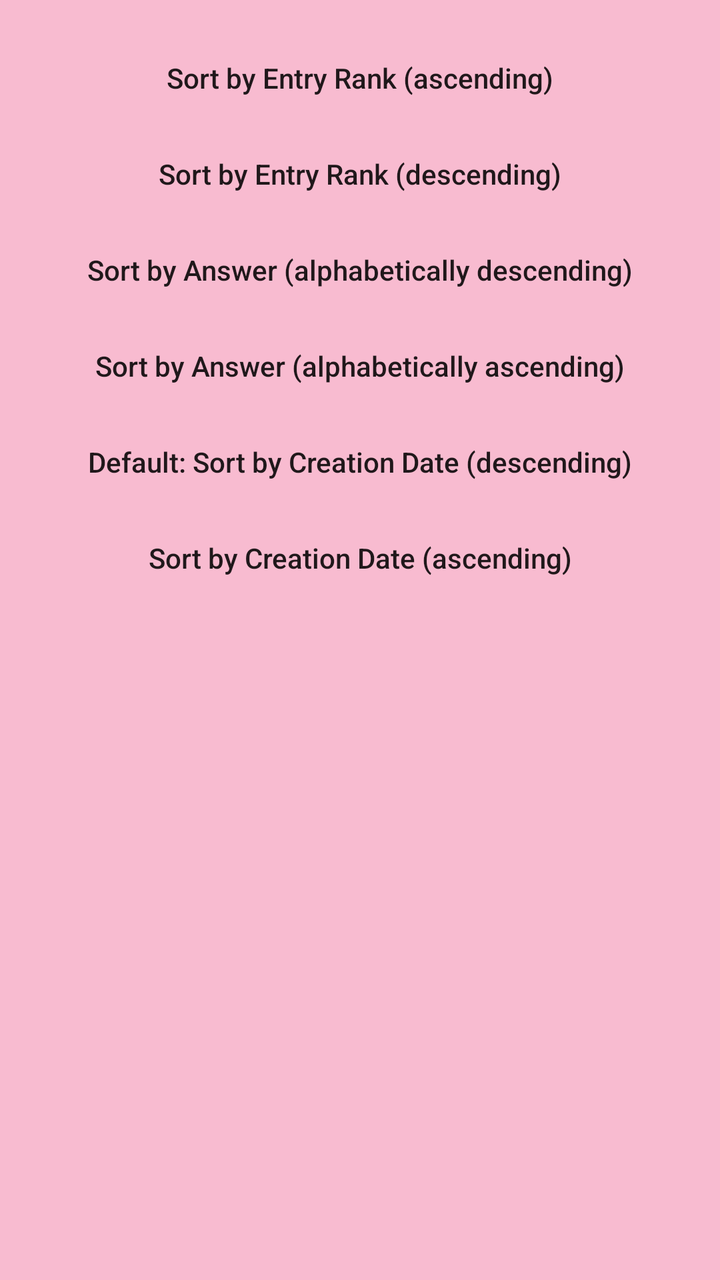
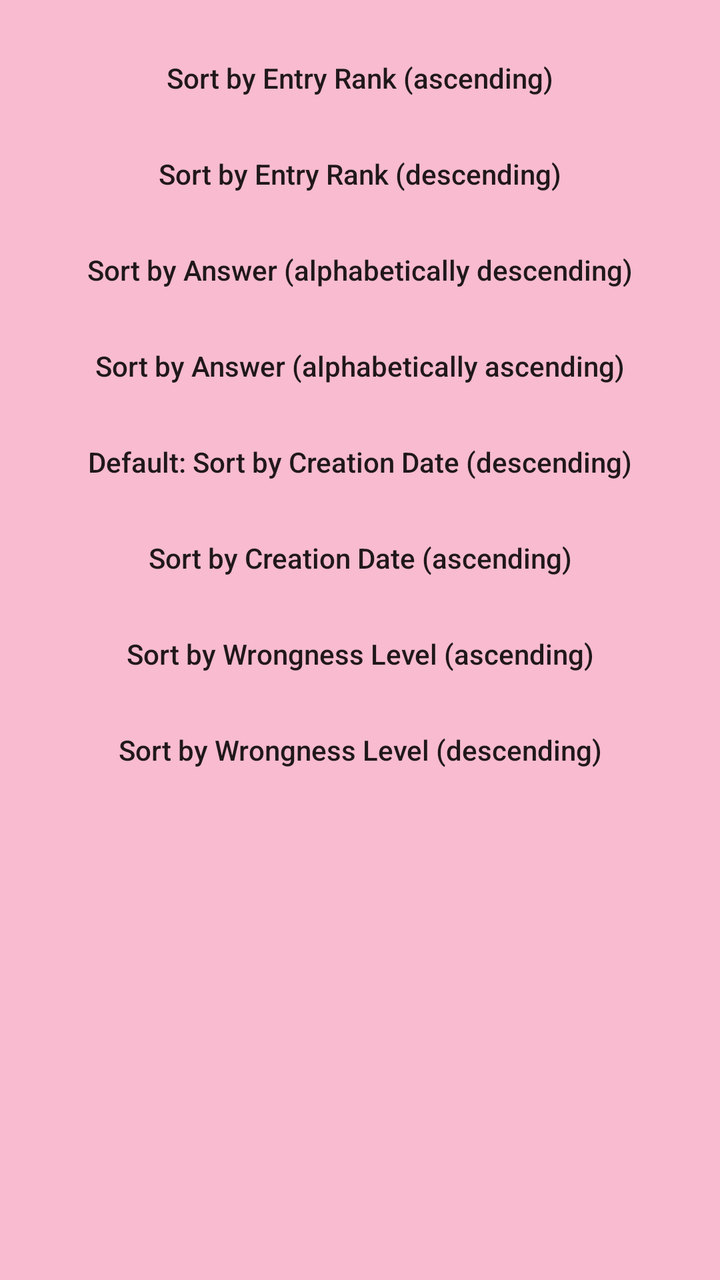

Two renders of the same Android screen: before a commit and after it. Below are the layout's source before the change and the commit's diff.
<!-- AndroidManifest.xml: application theme MyMaterialTheme -->
<!-- res/layout/sort_entries_dialog_fragment.xml -->
<?xml version="1.0" encoding="utf-8"?>
<ScrollView xmlns:android="http://schemas.android.com/apk/res/android"
    android:layout_width="match_parent"
    android:layout_height="match_parent">

    <LinearLayout
        android:layout_width="match_parent"
        android:layout_height="wrap_content"
        android:orientation="vertical"
        android:padding="15dp">

        <Button
            android:id="@+id/sort_entry_order_asc"
            android:layout_width="match_parent"
            android:layout_height="wrap_content"
            android:text="@string/sort_by_entry_order_asc"
            android:visibility="gone"
            android:textAllCaps="false"
            style="@style/Widget.AppCompat.Button.Borderless"/>

        <Button
            android:id="@+id/sort_entry_order_desc"
            android:layout_width="match_parent"
            android:layout_height="wrap_content"
            android:text="@string/sort_by_entry_order_desc"
            android:visibility="gone"
            android:textAllCaps="false"
            style="@style/Widget.AppCompat.Button.Borderless"/>

        <Button
            android:id="@+id/sort_question_desc"
            android:layout_width="match_parent"
            android:layout_height="wrap_content"
            android:text="@string/sort_question_desc"
            android:visibility="gone"
            android:textAllCaps="false"
            style="@style/Widget.AppCompat.Button.Borderless"/>

        <Button
            android:id="@+id/sort_question_asc"
            android:layout_width="match_parent"
            android:layout_height="wrap_content"
            android:text="@string/sort_question_asc"
            android:visibility="gone"
            android:textAllCaps="false"
            style="@style/Widget.AppCompat.Button.Borderless"/>

        <Button
            android:id="@+id/sort_date_desc"
            android:layout_width="match_parent"
            android:layout_height="wrap_content"
            android:text="@string/sort_date_desc"
            android:visibility="gone"
            android:textAllCaps="false"
            style="@style/Widget.AppCompat.Button.Borderless"/>

        <Button
            android:id="@+id/sort_date_asc"
            android:layout_width="match_parent"
            android:layout_height="wrap_content"
            android:text="@string/sort_date_asc"
            android:visibility="gone"
            android:textAllCaps="false"
            style="@style/Widget.AppCompat.Button.Borderless"/>

        <Button
            android:id="@+id/sort_rank_asc"
            android:layout_width="match_parent"
            android:layout_height="wrap_content"
            android:text="@string/sort_by_entry_rank_asc"
            android:textAllCaps="false"
            style="@style/Widget.AppCompat.Button.Borderless"/>

        <Button
            android:id="@+id/sort_rank_desc"
            android:layout_width="match_parent"
            android:layout_height="wrap_content"
            android:text="@string/sort_by_entry_rank_desc"
            android:textAllCaps="false"
            style="@style/Widget.AppCompat.Button.Borderless"/>

        <Button
            android:id="@+id/sort_answer_desc"
            android:layout_width="match_parent"
            android:layout_height="wrap_content"
            android:text="@string/sort_answer_desc"
            android:textAllCaps="false"
            style="@style/Widget.AppCompat.Button.Borderless"/>

        <Button
            android:id="@+id/sort_answer_asc"
            android:layout_width="match_parent"
            android:layout_height="wrap_content"
            android:text="@string/sort_answer_asc"
            android:textAllCaps="false"
            style="@style/Widget.AppCompat.Button.Borderless"/>

        <Button
            android:id="@+id/sort_creation_desc"
            android:layout_width="match_parent"
            android:layout_height="wrap_content"
            android:text="@string/sort_creation_desc"
            android:textAllCaps="false"
            style="@style/Widget.AppCompat.Button.Borderless"/>

        <Button
            android:id="@+id/sort_creation_asc"
            android:layout_width="match_parent"
            android:layout_height="wrap_content"
            android:text="@string/sort_creation_asc"
            android:textAllCaps="false"
            style="@style/Widget.AppCompat.Button.Borderless"/>

    </LinearLayout>
</ScrollView>
<!-- resources referenced by this layout -->
<resources>
  <string name="sort_answer_asc">Sort by Answer (alphabetically ascending)</string>
  <string name="sort_answer_desc">"Sort by Answer (alphabetically descending)"</string>
  <string name="sort_by_entry_order_asc">Sort by Entry Order (ascending)</string>
  <string name="sort_by_entry_order_desc">Sort by Entry Order (descending)</string>
  <string name="sort_by_entry_rank_asc">Sort by Entry Rank (ascending)</string>
  <string name="sort_by_entry_rank_desc">Sort by Entry Rank (descending)</string>
  <string name="sort_creation_asc">Sort by Creation Date (ascending)</string>
  <string name="sort_creation_desc">Default: Sort by Creation Date (descending)</string>
  <string name="sort_date_asc">Sort by Date (ascending)</string>
  <string name="sort_date_desc">Sort by Date (descending)</string>
  <string name="sort_question_asc">Sort by Question (alphabetically ascending)</string>
  <string name="sort_question_desc">Sort by Question (alphabetically descending)</string>
  <style name="MyMaterialTheme" parent="MyMaterialTheme.Base">
  
      </style>
  <style name="MyMaterialTheme.Base" parent="Theme.AppCompat.Light.DarkActionBar">
          <item name="windowNoTitle">true</item>
          <item name="windowActionBar">false</item>
          <item name="colorPrimary">@color/colorPrimary</item>
          <item name="colorPrimaryDark">@color/colorPrimaryDark</item>
          <item name="colorAccent">@color/colorAccent</item>
          <item name="android:windowBackground">@color/windowBackground</item>
      </style>
  <color name="colorPrimary">#EC407A</color>
  <color name="colorPrimaryDark">#AD1457</color>
  <color name="colorAccent">#EA80FC</color>
  <color name="windowBackground">#F8BBD0</color>
</resources>

<!-- the commit's change to res/layout/sort_entries_dialog_fragment.xml (unified diff, before → after) -->
@@ -110,6 +110,20 @@
             android:text="@string/sort_creation_asc"
             android:textAllCaps="false"
             style="@style/Widget.AppCompat.Button.Borderless"/>
+        <Button
+            android:id="@+id/sort_wrongness_asc"
+            android:layout_width="match_parent"
+            android:layout_height="wrap_content"
+            android:text="@string/sort_by_wrongness_level_ascending"
+            android:textAllCaps="false"
+            style="@style/Widget.AppCompat.Button.Borderless"/>
+        <Button
+            android:id="@+id/sort_wrongness_desc"
+            android:layout_width="match_parent"
+            android:layout_height="wrap_content"
+            android:text="@string/sort_by_wrongness_level_descending"
+            android:textAllCaps="false"
+            style="@style/Widget.AppCompat.Button.Borderless"/>
 
     </LinearLayout>
 </ScrollView>
<!-- resource entries referenced after the edit -->
@@ -6,6 +6,8 @@
   <string name="sort_by_entry_order_desc">Sort by Entry Order (descending)</string>
   <string name="sort_by_entry_rank_asc">Sort by Entry Rank (ascending)</string>
   <string name="sort_by_entry_rank_desc">Sort by Entry Rank (descending)</string>
+  <string name="sort_by_wrongness_level_ascending">Sort by Wrongness Level (ascending)</string>
+  <string name="sort_by_wrongness_level_descending">Sort by Wrongness Level (descending)</string>
   <string name="sort_creation_asc">Sort by Creation Date (ascending)</string>
   <string name="sort_creation_desc">Default: Sort by Creation Date (descending)</string>
   <string name="sort_date_asc">Sort by Date (ascending)</string>
